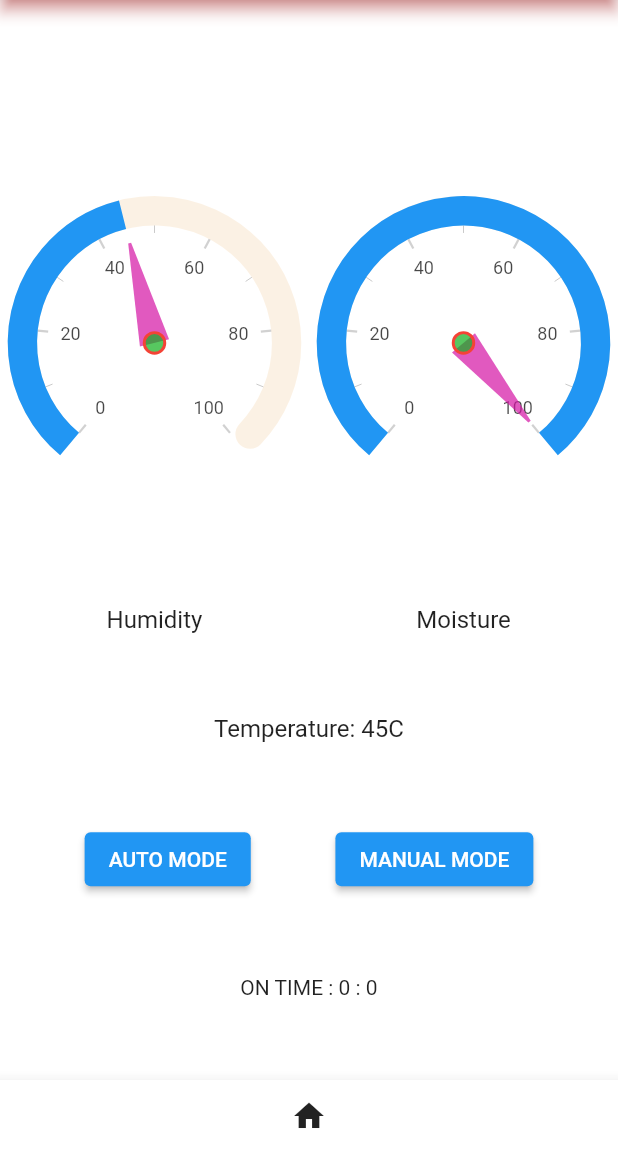
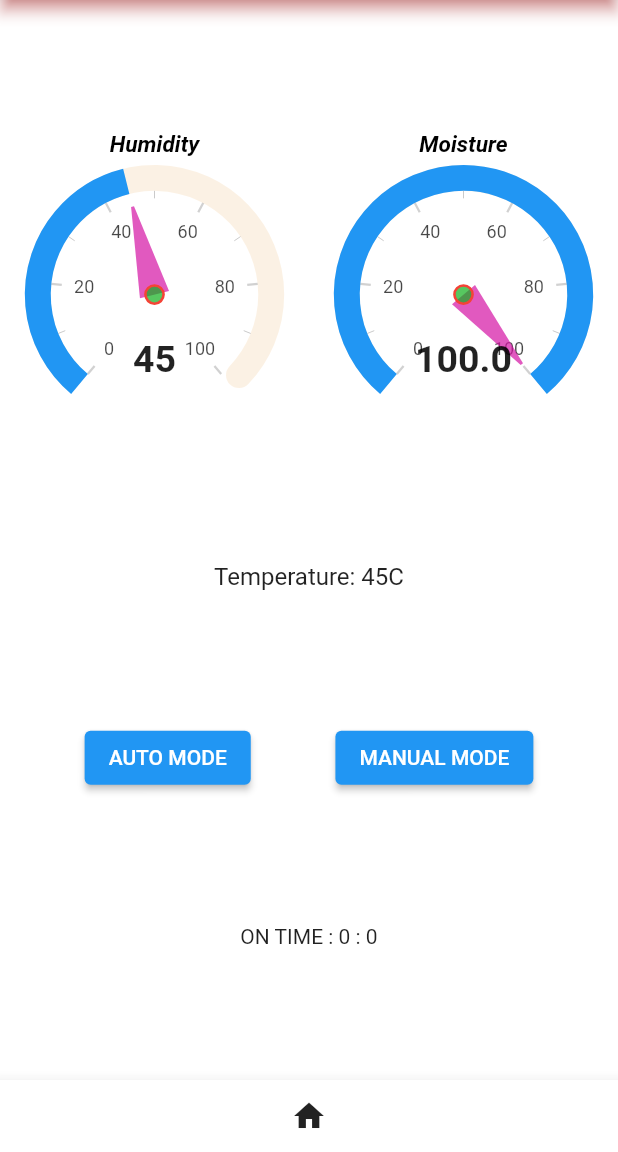
Before and after one commit to abhijithu1/irrigation, a Flutter app: the screen it shows after launch, on a phone screen of 412 x 824 dp, the part 84-1236 px from its top. Run offline on Flutter 3.47's test engine with Material 2 defaults, Android fonts, the phone set to English and light mode, and no system bars; drawn by our look-alikes of syncfusion_flutter_gauges; our stand-ins replace firebase_core, flutter_bloc; accounts and stored records are empty; Roboto replaces fonts that are missing (Times).

```diff
--- a/irrigation/lib/main.dart
+++ b/irrigation/lib/main.dart
@@ -4,6 +4,7 @@ import 'auto.dart';
 import 'manual.dart';
 import 'globals.dart';
 import 'package:flutter_bloc/flutter_bloc.dart';
+
 
 void main() {
   runApp(const MyApp());
@@ -65,14 +66,35 @@ class _HomeScreenState extends State<HomeScreen> {
         child: Column(
           mainAxisAlignment: MainAxisAlignment.spaceEvenly,
           children: [
-            Row(
+            SizedBox(
+              height: 200,
+              width: 600,
+              child: Row(
                 children: [
                   Expanded(
-                  child: Column(
-                    children: [
-                      SfRadialGauge(
+                    child: SfRadialGauge(
+                      enableLoadingAnimation: true,
+                      animationDuration: 4500,
+                      title: const GaugeTitle(
+                          text: 'Humidity',
+                          textStyle: TextStyle(
+                              fontSize: 15,
+                              fontWeight: FontWeight.bold,
+                              fontStyle: FontStyle.italic,
+                              color: Colors.black,
+                              fontFamily: 'Times'),
+                          alignment: GaugeAlignment.center),
                       axes: <RadialAxis>[
                         RadialAxis(
+                          annotations: <GaugeAnnotation>[
+                            GaugeAnnotation(
+                                widget: Text(_humidity.toString(),
+                                    style: const TextStyle(
+                                        fontSize: 25,
+                                        fontWeight: FontWeight.bold)),
+                                angle: 90,
+                                positionFactor: 0.5)
+                          ],
                           minimum: 0,
                           maximum: 100,
                           showLabels: true,
@@ -111,19 +133,31 @@ class _HomeScreenState extends State<HomeScreen> {
                         )
                       ],
                     ),
-                      const Text(
-                        "Humidity",
-                        style: TextStyle(fontSize: 16),
-                      ),
-                    ],
-                  ),
                   ),
                   Expanded(
-                    child: Column(
-                  children: [
-                    SfRadialGauge(
+                    child: SfRadialGauge(
+                      enableLoadingAnimation: true,
+                      animationDuration: 4500,
+                      title: const GaugeTitle(
+                          text: 'Moisture',
+                          textStyle: TextStyle(
+                              fontSize: 15,
+                              fontWeight: FontWeight.bold,
+                              fontStyle: FontStyle.italic,
+                              color: Colors.black,
+                              fontFamily: 'Times'),
+                          alignment: GaugeAlignment.center),
                       axes: <RadialAxis>[
                         RadialAxis(
+                          annotations: <GaugeAnnotation>[
+                            GaugeAnnotation(
+                                widget: Text(_moisture.toString(),
+                                    style: const TextStyle(
+                                        fontSize: 25,
+                                        fontWeight: FontWeight.bold)),
+                                angle: 90,
+                                positionFactor: 0.5)
+                          ],
                           minimum: 0,
                           maximum: 100,
                           showLabels: true,
@@ -162,13 +196,9 @@ class _HomeScreenState extends State<HomeScreen> {
                         )
                       ],
                     ),
-                    const Text(
-                      "Moisture",
-                      style: TextStyle(fontSize: 16),
                   ),
                 ],
-                ))
-              ],
+              ),
             ),
             Text(
               "Temperature: ${_temperature.toString()}C",
--- a/irrigation/lib/manual.dart
+++ b/irrigation/lib/manual.dart
@@ -29,6 +29,7 @@ class _ManualModeState extends State<ManualMode> {
     }
     return Scaffold(
       appBar: AppBar(
+        automaticallyImplyLeading: false,
         backgroundColor: Colors.amber[400],
         shadowColor: Colors.redAccent,
         centerTitle: true,
```
Also changed, not shown: irrigation/lib/firebase_options.dart (added), 5 other files. Lines whose indentation alone changed are shown as unchanged.
